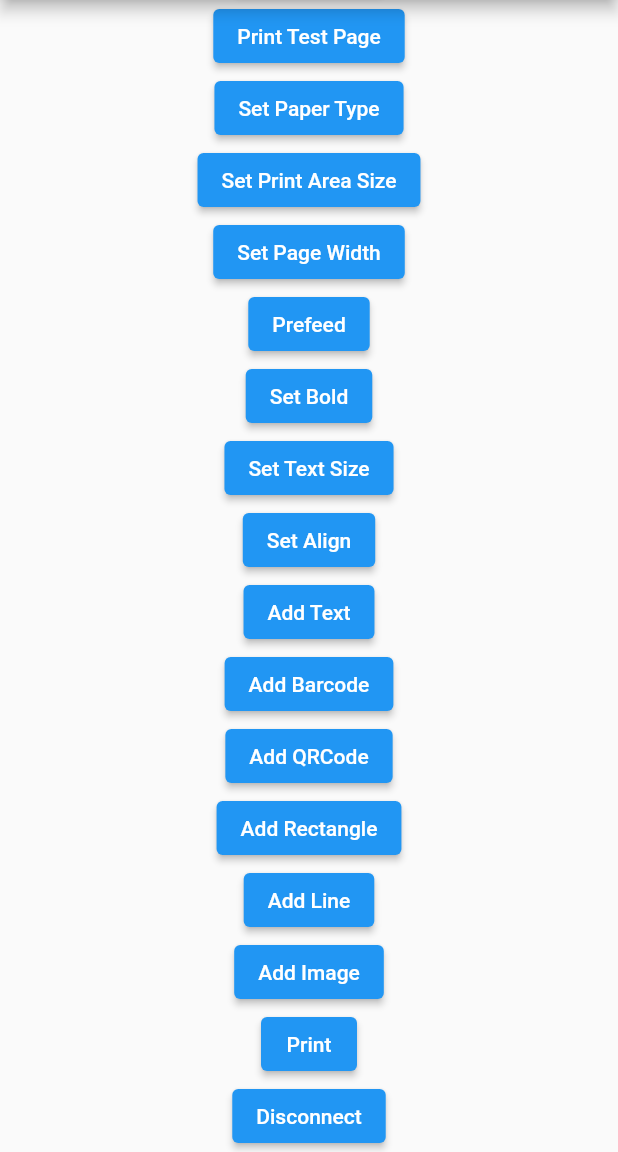
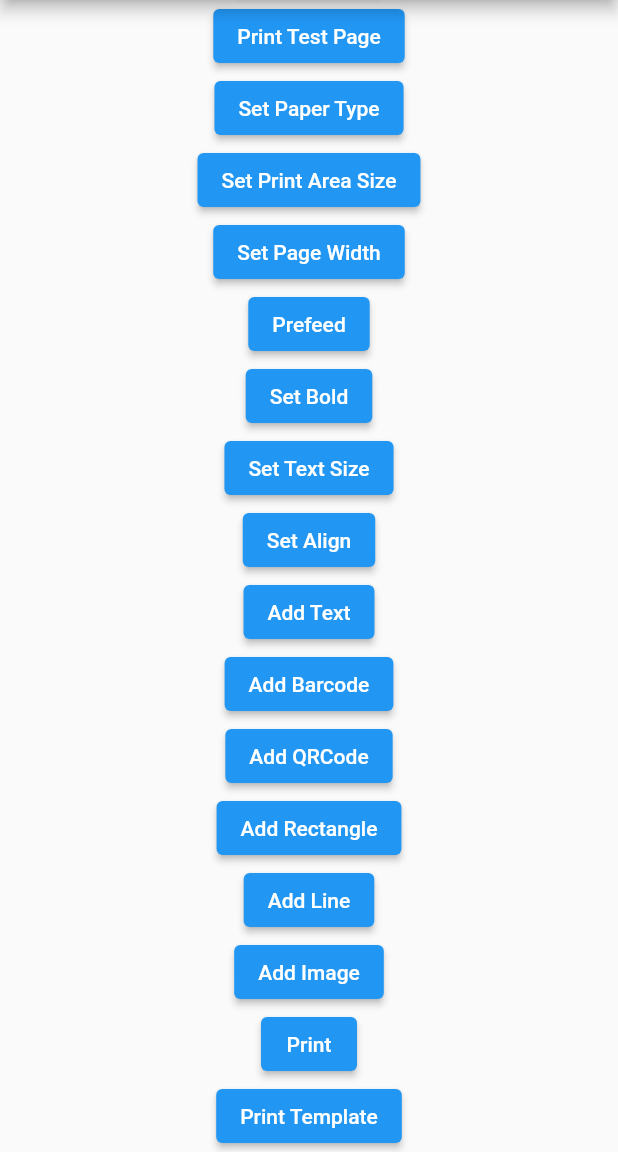
Before and after one commit to gogovan/flutter-label-printer, a Flutter app: the screen it shows after launch, scrolled down 320 dp, on a phone screen of 412 x 824 dp, the part 84-1236 px from its top. Run offline on Flutter 3.47's test engine with Material 2 defaults, Android fonts, the phone set to English and light mode, and no system bars; our stand-ins replace image_picker, plugin_platform_interface, yaml.

Commit message:
Parse template yaml file

```diff
--- a/example/lib/add_line.dart
+++ b/example/lib/add_line.dart
@@ -18,7 +18,7 @@ class _AddRectangleState extends State<AddLine> {
   Future<void> _onPressed(context) async {
     final navigator = Navigator.of(context);
     try {
-      await MyApp.printer?.addLine(Rect.fromLTRB(
+      await MyApp.printer?.addLineParam(Rect.fromLTRB(
           double.parse(_x0Controller.text),
           double.parse(_y0Controller.text),
           double.parse(_x1Controller.text),
--- a/example/lib/add_rectangle.dart
+++ b/example/lib/add_rectangle.dart
@@ -18,7 +18,7 @@ class _AddRectangleState extends State<AddRectangle> {
   Future<void> _onPressed(context) async {
     final navigator = Navigator.of(context);
     try {
-      await MyApp.printer?.addRectangle(Rect.fromLTRB(
+      await MyApp.printer?.addRectangleParam(Rect.fromLTRB(
           double.parse(_x0Controller.text),
           double.parse(_y0Controller.text),
           double.parse(_x1Controller.text),
--- a/example/lib/main.dart
+++ b/example/lib/main.dart
@@ -1,10 +1,14 @@
 import 'package:flutter/material.dart';
+import 'package:flutter/services.dart';
 import 'dart:async';
 
 import 'package:flutter_label_printer/printer/hm_a300l_printer.dart';
 import 'package:flutter_label_printer/printer/hm_a300l_classes.dart';
 import 'package:flutter_label_printer/printer_searcher/hm_a300l_searcher.dart';
 import 'package:flutter_label_printer/printer_search_result/printer_search_result.dart';
+import 'package:flutter_label_printer/templating/printer_template/hm_a300l_printer_template.dart';
+import 'package:flutter_label_printer/templating/template.dart';
+import 'package:flutter_label_printer/templating/template_printer.dart';
 import 'package:flutter_label_printer_example/add_barcode.dart';
 import 'package:flutter_label_printer_example/add_image.dart';
 import 'package:flutter_label_printer_example/add_line.dart';
@@ -23,7 +27,7 @@ void main() {
 class MyApp extends StatefulWidget {
   const MyApp({super.key});
 
-  static HMA300LPrinter? printer;
+  static HMA300LPrinterInterface? printer;
 
   @override
   State<MyApp> createState() => _MyAppState();
@@ -31,7 +35,6 @@ class MyApp extends StatefulWidget {
 
 class _MyAppState extends State<MyApp> {
   final HMA300LSearcher _searcher = HMA300LSearcher();
-  HMA300LPrinter? _printer;
 
   List<PrinterSearchResult> _searchResults = [];
   bool _searching = false;
@@ -76,7 +79,7 @@ class _MyAppState extends State<MyApp> {
     try {
       PrinterSearchResult? result =
           _searchResults[int.parse(connectIndexController.text)];
-      MyApp.printer = HMA300LPrinter(result);
+      MyApp.printer = HMA300LPrinterInterface(result);
       await MyApp.printer?.connect();
       setState(() {
         _connected = true;
@@ -111,6 +114,17 @@ class _MyAppState extends State<MyApp> {
   Future<void> _print() async {
     try {
       await MyApp.printer?.print();
+    } catch (ex, st) {
+      print('Exception: $ex\n$st');
+    }
+  }
+
+  Future<void> _printTemplate() async {
+    try {
+      final yml = await rootBundle.loadString('assets/template.yaml');
+      final template = Template.fromYaml(yml);
+      final printer = TemplatePrinter(MyApp.printer!, template);
+      await printer.printTemplate();
     } catch (ex, st) {
       print('Exception: $ex\n$st');
     }
@@ -369,6 +383,8 @@ class _MyAppState extends State<MyApp> {
                       ElevatedButton(
                           onPressed: _print, child: const Text('Print')),
                       ElevatedButton(
+                          onPressed: _printTemplate, child: const Text('Print Template')),
+                      ElevatedButton(
                           onPressed: _disconnect,
                           child: const Text('Disconnect')),
                     ],
--- a/lib/printer/hm_a300l_printer.dart
+++ b/lib/printer/hm_a300l_printer.dart
@@ -298,7 +298,7 @@ class HMA300LPrinter extends PrinterInterface {
     }
   }
 
-  Future<bool> addRectangle(Rect rect, int strokeWidth) async {
+  Future<bool> addRectangleParam(Rect rect, int strokeWidth) async {
     if (!isConnected()) {
       throw InvalidConnectionStateException(
         'Device not connected.',
@@ -317,7 +317,7 @@ class HMA300LPrinter extends PrinterInterface {
     }
   }
 
-  Future<bool> addLine(Rect rect, int strokeWidth) async {
+  Future<bool> addLineParam(Rect rect, int strokeWidth) async {
     if (!isConnected()) {
       throw InvalidConnectionStateException(
         'Device not connected.',
--- /dev/null
+++ b/lib/templating/command_parameters/print_rect.dart
@@ -0,0 +1,29 @@
+import 'dart:ui';
+
+import 'package:flutter/foundation.dart';
+import 'package:flutter_label_printer/templating/template.dart';
+
+@immutable
+class PrintRect implements CommandParameter {
+  const PrintRect({
+    required this.rect,
+    this.strokeWidth = 1,
+  });
+
+  final Rect rect;
+  final double strokeWidth;
+
+  @override
+  String toString() => 'PrintRect{rect: $rect, strokeWidth: $strokeWidth}';
+
+  @override
+  bool operator ==(Object other) =>
+      identical(this, other) ||
+      other is PrintRect &&
+          runtimeType == other.runtimeType &&
+          rect == other.rect &&
+          strokeWidth == other.strokeWidth;
+
+  @override
+  int get hashCode => rect.hashCode ^ strokeWidth.hashCode;
+}
--- a/lib/templating/command_parameters/print_text.dart
+++ b/lib/templating/command_parameters/print_text.dart
@@ -1,5 +1,5 @@
 import 'package:flutter/foundation.dart';
-import 'package:flutter_label_printer/templating/command_parameters//print_text_style.dart';
+import 'package:flutter_label_printer/templating/command_parameters/print_text_style.dart';
 import 'package:flutter_label_printer/templating/template.dart';
 
 @immutable
--- a/lib/templating/template_printer.dart
+++ b/lib/templating/template_printer.dart
@@ -7,5 +7,9 @@ class TemplatePrinter {
   TemplatablePrinterInterface printer;
   Template template;
 
+  Future<bool> printTemplate() async {
+    print("printed");
 
+    return true;
+  }
 }
--- a/pubspec.yaml
+++ b/pubspec.yaml
@@ -12,6 +12,7 @@ dependencies:
     sdk: flutter
   logging: ^1.1.0
   plugin_platform_interface: ^2.0.2
+  yaml: ^3.1.1
 
 dev_dependencies:
   flutter_test:
```
Also changed, not shown: example/pubspec.yaml (+2 -30 lines), lib/templating/printer_template/hm_a300l_printer_template.dart (+26 -2 lines), lib/templating/templatable_printer_interface.dart (+4 -4 lines), lib/templating/template.dart (+118 -1 lines).
